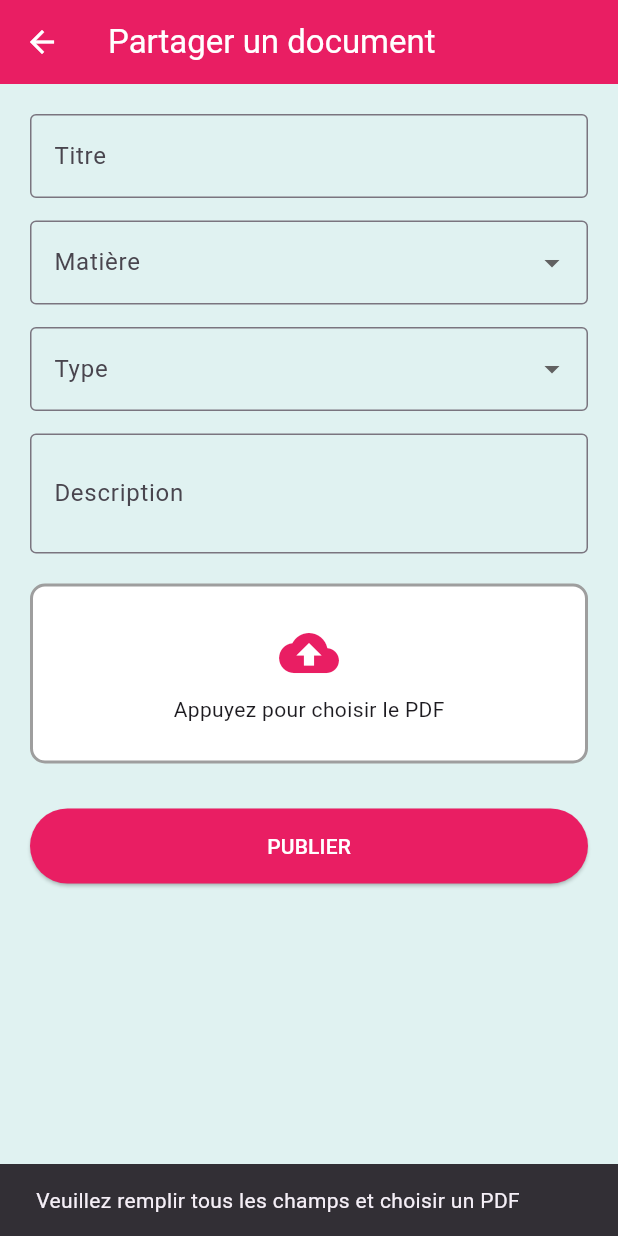
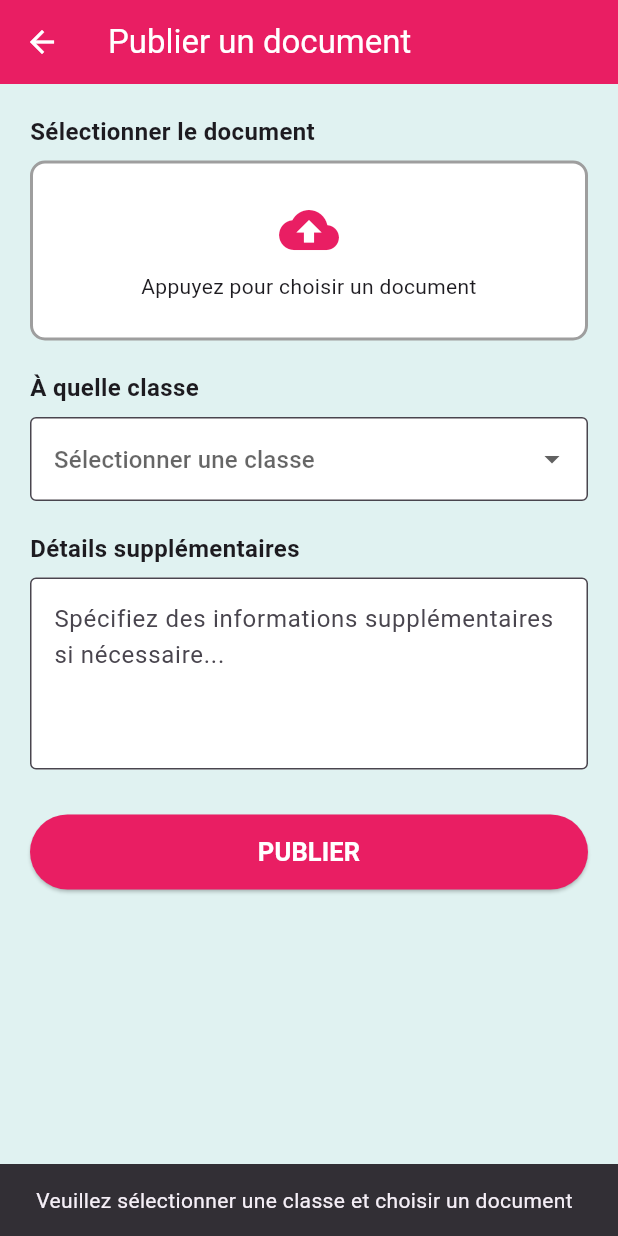
Before and after one commit to AmineMK1337/edx_mobile, a Flutter app: the UploadDocumentPage screen opened directly, after a tap on "PUBLIER", on a phone screen of 412 x 824 dp. Run offline on Flutter 3.47's test engine with Material 3 defaults, Android fonts, the phone set to English and light mode, and no system bars; our stand-ins replace file_picker; accounts and stored records are empty.

Commit message:
Replace professor document request with publish functionality
Co-authored-by: AmineMK1337 <190953312+AmineMK1337@users.noreply.github.com>

```diff
--- a/frontend/lib/models/upload_request_e_model.dart
+++ b/frontend/lib/models/upload_request_e_model.dart
@@ -1,25 +1,28 @@
 class UploadRequest {
   final String title;
+  final String targetClass;
+  final String description;
   final String subject;
   final String tag;
-  final String description;
   final String teacher;
 
   UploadRequest({
     required this.title,
-    required this.subject,
-    required this.tag,
+    this.targetClass = "",
     this.description = "",
-    this.teacher = "Étudiant",
+    this.subject = "",
+    this.tag = "",
+    this.teacher = "Professeur",
   });
 
   // Convertit les données en format "champs" pour l'envoi Multipart
   Map<String, String> toFields() {
     return {
       'title': title,
+      'targetClass': targetClass,
+      'description': description,
       'subject': subject,
       'tag': tag,
-      'description': description,
       'teacher': teacher,
     };
   }
--- a/frontend/lib/viewmodels/partager_e_viewmodel.dart
+++ b/frontend/lib/viewmodels/partager_e_viewmodel.dart
@@ -14,13 +14,14 @@ class PartagerViewModel extends ChangeNotifier {
 
   final List<String> types = ["Cours", "TD", "TP", "Examen", "Rapport"];
   final List<String> subjects = ["Programmation C", "Analyse", "Algorithmique", "Réseaux", "Systèmes", "Maths", "Anglais"];
+  final List<String> classes = ["1ère Année Licence", "2ème Année Licence", "3ème Année Licence", "1ère Année Master", "2ème Année Master"];
 
-  // Sélectionner le fichier PDF
+  // Sélectionner le fichier
   Future<void> pickFile() async {
     try {
       _pickerResult = await FilePicker.platform.pickFiles(
         type: FileType.custom,
-        allowedExtensions: ['pdf'],
+        allowedExtensions: ['pdf', 'doc', 'docx', 'ppt', 'pptx', 'xls', 'xlsx'],
         withData: true,
       );
       if (_pickerResult != null) {
@@ -45,6 +46,7 @@ class PartagerViewModel extends ChangeNotifier {
       debugPrint("Upload baseUrl: $baseUrl");
       debugPrint("Token available: ${token != null}");
       debugPrint("Title: ${data.title}");
+      debugPrint("Target Class: ${data.targetClass}");
 
       var request = http.MultipartRequest('POST', Uri.parse('$baseUrl/api/shared-docs'));
 
@@ -55,9 +57,10 @@ class PartagerViewModel extends ChangeNotifier {
 
       // Add form fields
       request.fields['title'] = data.title;
+      request.fields['targetClass'] = data.targetClass;
+      request.fields['description'] = data.description;
       request.fields['subject'] = data.subject;
       request.fields['tag'] = data.tag;
-      request.fields['description'] = data.description;
       request.fields['teacher'] = data.teacher;
 
       // Add file
--- a/frontend/lib/views/documents_e_view.dart
+++ b/frontend/lib/views/documents_e_view.dart
@@ -3,7 +3,7 @@ import 'package:provider/provider.dart';
 import '../viewmodels/document_e_viewmodel.dart';
 import '../models/document_e_model.dart';
 import '../core/constants/app_colors.dart';
-import 'demandedoc_e_view.dart';
+import 'partager_e_view.dart';
 import 'voir_e_view.dart';
 
 class DocumentsScreen extends StatefulWidget {
@@ -69,20 +69,20 @@ class _DocumentsScreenState extends State<DocumentsScreen> {
         ],
       ),
 
-      // --- BOUTON DE DEMANDE ---
+      // --- BOUTON DE PUBLICATION ---
       bottomNavigationBar: Padding(
         padding: const EdgeInsets.all(16.0),
         child: ElevatedButton(
           onPressed: () => Navigator.push(
             context,
-            MaterialPageRoute(builder: (context) => const DemanderDocumentScreen())
+            MaterialPageRoute(builder: (context) => const UploadDocumentPage())
           ),
           style: ElevatedButton.styleFrom(
             backgroundColor: AppColors.primaryPink,
             padding: const EdgeInsets.symmetric(vertical: 15),
             shape: RoundedRectangleBorder(borderRadius: BorderRadius.circular(8)),
           ),
-          child: const Text("Demander un document",
+          child: const Text("Publier un document",
               style: TextStyle(color: Colors.white, fontWeight: FontWeight.bold)),
         ),
       ),
--- a/frontend/lib/views/partage_e_view.dart
+++ b/frontend/lib/views/partage_e_view.dart
@@ -120,7 +120,7 @@ class _PartageDocumentsPageState extends State<PartageDocumentsPage> {
           if (result == true) vm.fetchDocuments();
         },
         icon: const Icon(Icons.add, color: AppColors.primaryPink),
-        label: const Text("Partager un document", style: TextStyle(color: AppColors.primaryPink)),
+        label: const Text("Publier un document", style: TextStyle(color: AppColors.primaryPink)),
         style: ElevatedButton.styleFrom(
           backgroundColor: Colors.white,
           minimumSize: const Size(200, 45),
--- a/frontend/lib/views/partager_e_view.dart
+++ b/frontend/lib/views/partager_e_view.dart
@@ -12,30 +12,26 @@ class UploadDocumentPage extends StatefulWidget {
 }
 
 class _UploadDocumentPageState extends State<UploadDocumentPage> {
-  final titleCtrl = TextEditingController();
   final descCtrl = TextEditingController();
-  String? selType;
-  String? selSub;
+  String? selClass;
 
   @override
   void dispose() {
-    titleCtrl.dispose();
     descCtrl.dispose();
     super.dispose();
   }
 
   void _onPublish(PartagerViewModel vm) async {
-    if (titleCtrl.text.isEmpty || selSub == null || selType == null || vm.fileName == null) {
+    if (selClass == null || vm.fileName == null) {
       ScaffoldMessenger.of(context).showSnackBar(
-        const SnackBar(content: Text("Veuillez remplir tous les champs et choisir un PDF")),
+        const SnackBar(content: Text("Veuillez sélectionner une classe et choisir un document")),
       );
       return;
     }
 
     final request = UploadRequest(
-      title: titleCtrl.text,
-      subject: selSub!,
-      tag: selType!,
+      title: vm.fileName!,
+      targetClass: selClass!,
       description: descCtrl.text,
     );
 
@@ -43,10 +39,10 @@ class _UploadDocumentPageState extends State<UploadDocumentPage> {
     if (!mounted) return;
 
     if (success) {
-      ScaffoldMessenger.of(context).showSnackBar(const SnackBar(content: Text("Succès !"), backgroundColor: Colors.green));
+      ScaffoldMessenger.of(context).showSnackBar(const SnackBar(content: Text("Document publié avec succès !"), backgroundColor: Colors.green));
       Navigator.pop(context, true);
     } else {
-      ScaffoldMessenger.of(context).showSnackBar(const SnackBar(content: Text("Erreur d'envoi"), backgroundColor: Colors.red));
+      ScaffoldMessenger.of(context).showSnackBar(const SnackBar(content: Text("Erreur lors de la publication"), backgroundColor: Colors.red));
     }
   }
 
@@ -58,7 +54,7 @@ class _UploadDocumentPageState extends State<UploadDocumentPage> {
         builder: (context, vm, _) => Scaffold(
           backgroundColor: AppColors.backgroundMint,
           appBar: AppBar(
-            title: const Text("Partager un document", style: TextStyle(color: Colors.white)),
+            title: const Text("Publier un document", style: TextStyle(color: Colors.white)),
             backgroundColor: AppColors.primaryPink,
             elevation: 0,
             iconTheme: const IconThemeData(color: Colors.white),
@@ -66,10 +62,11 @@ class _UploadDocumentPageState extends State<UploadDocumentPage> {
           body: SingleChildScrollView(
             padding: const EdgeInsets.all(20),
             child: Column(
+              crossAxisAlignment: CrossAxisAlignment.start,
               children: [
+                _buildUploadArea(vm),
+                const SizedBox(height: 20),
                 _buildForm(vm),
-                const SizedBox(height: 20),
-                _buildUploadArea(vm),
                 const SizedBox(height: 30),
                 _buildButton(vm),
               ],
@@ -81,26 +78,42 @@ class _UploadDocumentPageState extends State<UploadDocumentPage> {
   }
 
   Widget _buildForm(PartagerViewModel vm) => Column(
+    crossAxisAlignment: CrossAxisAlignment.start,
     children: [
-      TextField(controller: titleCtrl, decoration: const InputDecoration(labelText: "Titre", border: OutlineInputBorder())),
-      const SizedBox(height: 15),
+      const Text("À quelle classe", style: TextStyle(fontWeight: FontWeight.bold, fontSize: 16)),
+      const SizedBox(height: 8),
       DropdownButtonFormField<String>(
-        decoration: const InputDecoration(labelText: "Matière", border: OutlineInputBorder()),
-        items: vm.subjects.map((s) => DropdownMenuItem(value: s, child: Text(s))).toList(),
-        onChanged: (v) => selSub = v,
+        decoration: const InputDecoration(
+          hintText: "Sélectionner une classe",
+          border: OutlineInputBorder(),
+          filled: true,
+          fillColor: Colors.white,
         ),
-      const SizedBox(height: 15),
-      DropdownButtonFormField<String>(
-        decoration: const InputDecoration(labelText: "Type", border: OutlineInputBorder()),
-        items: vm.types.map((t) => DropdownMenuItem(value: t, child: Text(t))).toList(),
-        onChanged: (v) => selType = v,
+        items: vm.classes.map((c) => DropdownMenuItem(value: c, child: Text(c))).toList(),
+        onChanged: (v) => setState(() => selClass = v),
       ),
-      const SizedBox(height: 15),
-      TextField(controller: descCtrl, maxLines: 2, decoration: const InputDecoration(labelText: "Description", border: OutlineInputBorder())),
+      const SizedBox(height: 20),
+      const Text("Détails supplémentaires", style: TextStyle(fontWeight: FontWeight.bold, fontSize: 16)),
+      const SizedBox(height: 8),
+      TextField(
+        controller: descCtrl,
+        maxLines: 4,
+        decoration: const InputDecoration(
+          hintText: "Spécifiez des informations supplémentaires si nécessaire...",
+          border: OutlineInputBorder(),
+          filled: true,
+          fillColor: Colors.white,
+        ),
+      ),
     ],
   );
 
-  Widget _buildUploadArea(PartagerViewModel vm) => GestureDetector(
+  Widget _buildUploadArea(PartagerViewModel vm) => Column(
+    crossAxisAlignment: CrossAxisAlignment.start,
+    children: [
+      const Text("Sélectionner le document", style: TextStyle(fontWeight: FontWeight.bold, fontSize: 16)),
+      const SizedBox(height: 8),
+      GestureDetector(
         onTap: vm.pickFile,
         child: Container(
           height: 120, width: double.infinity,
@@ -114,10 +127,20 @@ class _UploadDocumentPageState extends State<UploadDocumentPage> {
             children: [
               Icon(vm.fileName == null ? Icons.cloud_upload : Icons.check_circle, size: 40, color: vm.fileName == null ? AppColors.primaryPink : Colors.green),
               const SizedBox(height: 8),
-          Text(vm.fileName ?? "Appuyez pour choisir le PDF"),
+              Padding(
+                padding: const EdgeInsets.symmetric(horizontal: 16),
+                child: Text(
+                  vm.fileName ?? "Appuyez pour choisir un document",
+                  textAlign: TextAlign.center,
+                  overflow: TextOverflow.ellipsis,
+                  maxLines: 2,
+                ),
+              ),
             ],
           ),
         ),
+      ),
+    ],
   );
 
   Widget _buildButton(PartagerViewModel vm) => SizedBox(
@@ -125,7 +148,7 @@ class _UploadDocumentPageState extends State<UploadDocumentPage> {
     child: ElevatedButton(
       style: ElevatedButton.styleFrom(backgroundColor: AppColors.primaryPink),
       onPressed: vm.isSubmitting ? null : () => _onPublish(vm),
-      child: vm.isSubmitting ? const CircularProgressIndicator(color: Colors.white) : const Text("PUBLIER", style: TextStyle(color: Colors.white)),
+      child: vm.isSubmitting ? const CircularProgressIndicator(color: Colors.white) : const Text("PUBLIER", style: TextStyle(color: Colors.white, fontWeight: FontWeight.bold, fontSize: 17)),
     ),
   );
 }
```
Lines whose indentation alone changed are shown as unchanged.
